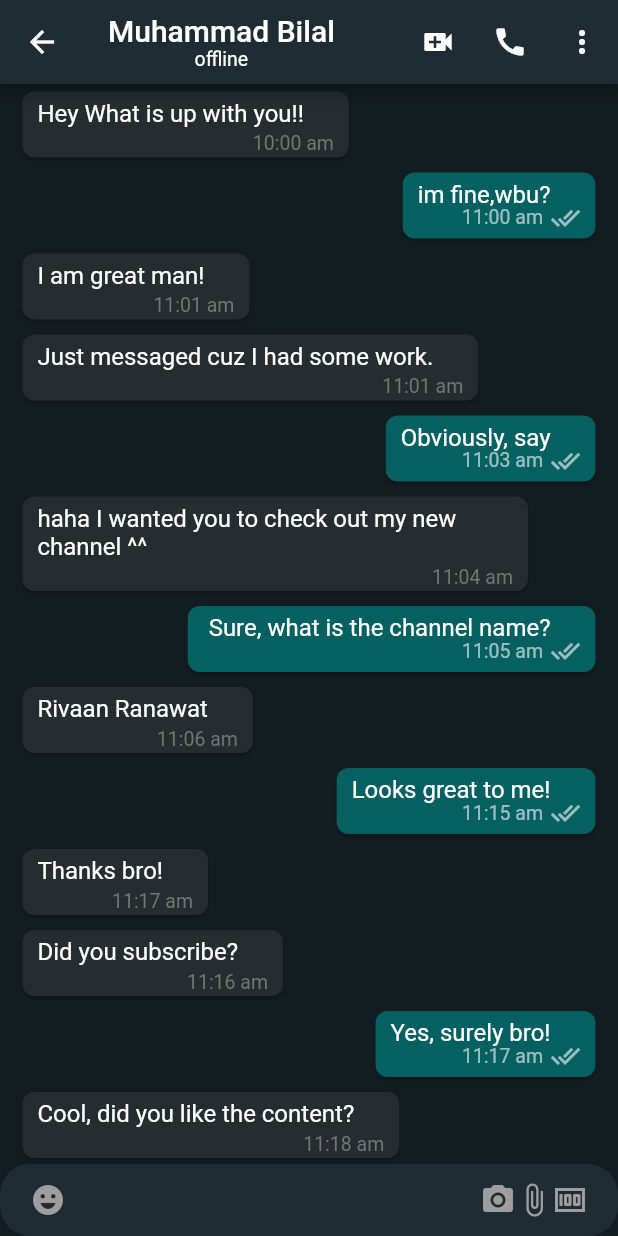
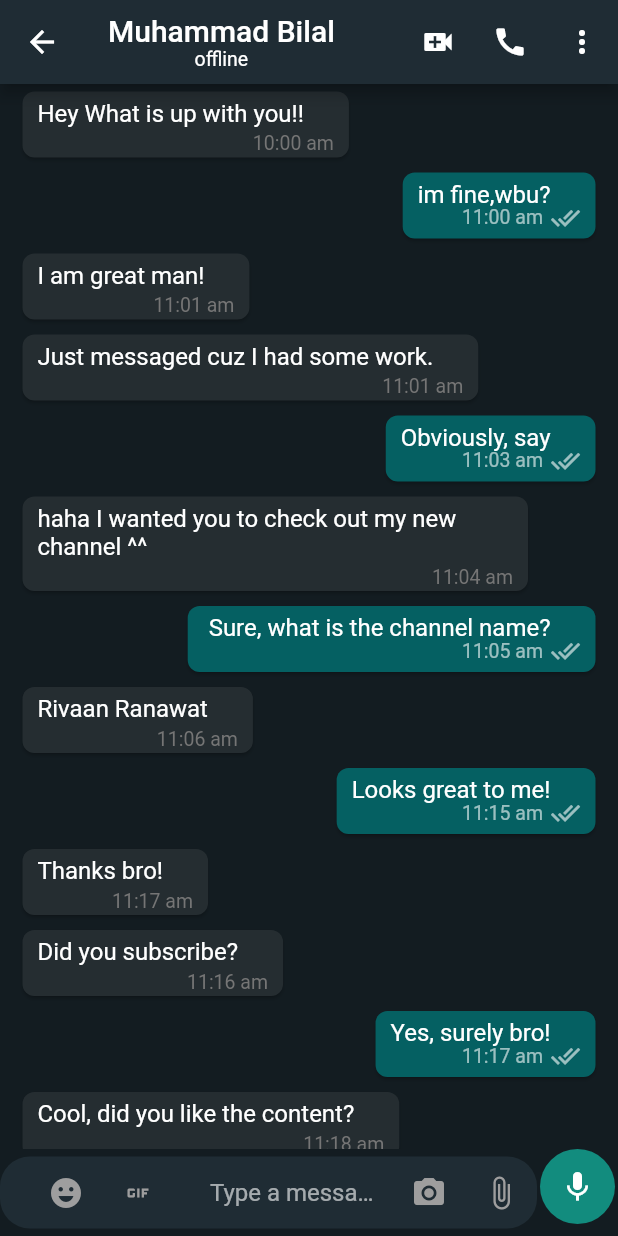
Before and after one commit to bilalpirzada/whatsapp-flutter-firebase, a Flutter app: the MobileChatScreen screen opened directly, on a phone screen of 412 x 824 dp. Run offline on Flutter 3.47's test engine with Material 2 defaults, Android fonts, the phone set to English and light mode, and no system bars; our stand-ins replace cloud_firestore, country_picker, firebase_auth, firebase_core, firebase_storage, flutter_contacts and 2 more; accounts and stored records are empty.

Commit message:
modified bottom chat/text field

```diff
--- a/lib/screens/mobile_chat_screen.dart
+++ b/lib/features/chat/screens/mobile_chat_screen.dart
@@ -5,8 +5,9 @@ import 'package:whatsapp_ui/features/auth/controller/auth_controller.dart';
 import 'package:whatsapp_ui/info.dart';
 import 'package:whatsapp_ui/widgets/chat_list.dart';
 
-import '../common/Loader.dart';
-import '../models/user_model.dart';
+import '../../../common/Loader.dart';
+import '../../../models/user_model.dart';
+import '../widgets/bottom_chat_field.dart';
 
 class MobileChatScreen extends ConsumerWidget {
   static const String routeName = '/mobile-chat-screen';
@@ -32,7 +33,7 @@ class MobileChatScreen extends ConsumerWidget {
                     children: [
                       Text(name),
                       Text(
-                        snapshot.data!.isOnline ? 'online' : 'offline',
+                        snapshot.data !.isOnline ? 'online' : 'offline',
                         style: const TextStyle(
                           fontSize: 13,
                           fontWeight: FontWeight.normal,
@@ -62,48 +63,7 @@ class MobileChatScreen extends ConsumerWidget {
           const Expanded(
             child: ChatList(),
           ),
-          TextField(
-            decoration: InputDecoration(
-              filled: true,
-              fillColor: mobileChatBoxColor,
-              prefixIcon: const Padding(
-                padding: EdgeInsets.symmetric(horizontal: 20.0),
-                child: Icon(
-                  Icons.emoji_emotions,
-                  color: Colors.grey,
-                ),
-              ),
-              suffixIcon: Padding(
-                padding: const EdgeInsets.symmetric(horizontal: 20.0),
-                child: Row(
-                  mainAxisAlignment: MainAxisAlignment.end,
-                  children: const [
-                    Icon(
-                      Icons.camera_alt,
-                      color: Colors.grey,
-                    ),
-                    Icon(
-                      Icons.attach_file,
-                      color: Colors.grey,
-                    ),
-                    Icon(
-                      Icons.money,
-                      color: Colors.grey,
-                    ),
-                  ],
-                ),
-              ),
-              hintText: 'Type a message!',
-              border: OutlineInputBorder(
-                borderRadius: BorderRadius.circular(20.0),
-                borderSide: const BorderSide(
-                  width: 0,
-                  style: BorderStyle.none,
-                ),
-              ),
-              contentPadding: const EdgeInsets.all(10),
-            ),
-          ),
+          BottomChatField(),
         ],
       ),
     );
--- /dev/null
+++ b/lib/features/chat/widgets/bottom_chat_field.dart
@@ -0,0 +1,107 @@
+import 'package:flutter/material.dart';
+import 'package:whatsapp_ui/colors.dart';
+
+class BottomChatField extends StatefulWidget {
+  const BottomChatField({
+    Key? key,
+  }) : super(key: key);
+
+  @override
+  State<BottomChatField> createState() => _BottomChatFieldState();
+}
+
+class _BottomChatFieldState extends State<BottomChatField> {
+  bool isShowSendButton = false;
+
+  @override
+  Widget build(BuildContext context) {
+    return Row(
+      children: [
+        Expanded(
+          child: TextFormField(
+            onChanged: (val) {
+              if (val.isNotEmpty) {
+                setState(() {
+                  isShowSendButton = true;
+                });
+              } else {
+                setState(() {
+                  isShowSendButton = false;
+                });
+              }
+            },
+            decoration: InputDecoration(
+              filled: true,
+              fillColor: mobileChatBoxColor,
+              prefixIcon: Padding(
+                padding: const EdgeInsets.symmetric(horizontal: 20.0),
+                child: SizedBox(
+                  width: 100,
+                  child: Row(
+                    children: [
+                      IconButton(
+                        onPressed: () {},
+                        icon: const Icon(
+                          Icons.emoji_emotions,
+                          color: Colors.grey,
+                        ),
+                      ),
+                      IconButton(
+                        onPressed: () {},
+                        icon: const Icon(
+                          Icons.gif,
+                          color: Colors.grey,
+                        ),
+                      ),
+                    ],
+                  ),
+                ),
+              ),
+              suffixIcon: SizedBox(
+                width: 100,
+                child: Row(
+                  mainAxisAlignment: MainAxisAlignment.end,
+                  children: [
+                    IconButton(
+                      onPressed: () {},
+                      icon: Icon(
+                        Icons.camera_alt,
+                        color: Colors.grey,
+                      ),
+                    ),
+                    IconButton(
+                      onPressed: () {},
+                      icon: Icon(
+                        Icons.attach_file,
+                        color: Colors.grey,
+                      ),
+                    )
+                  ],
+                ),
+              ),
+              hintText: 'Type a message!',
+              border: OutlineInputBorder(
+                borderRadius: BorderRadius.circular(20.0),
+                borderSide: const BorderSide(
+                  width: 0,
+                  style: BorderStyle.none,
+                ),
+              ),
+              contentPadding: const EdgeInsets.all(10),
+            ),
+          ),
+        ),
+        Padding(
+          padding: const EdgeInsets.only(bottom: 8, right: 2, left: 2),
+          child: CircleAvatar(
+              backgroundColor: const Color(0xFF128C7E),
+              radius: 25,
+              child: Icon(
+                isShowSendButton ? Icons.send : Icons.mic,
+                color: Colors.white,
+              )),
+        ),
+      ],
+    );
+  }
+}
--- a/lib/features/select_contacts/repository/select_contact_repository.dart
+++ b/lib/features/select_contacts/repository/select_contact_repository.dart
@@ -8,7 +8,7 @@ import 'package:flutter_contacts/flutter_contacts.dart';
 import 'package:flutter_riverpod/flutter_riverpod.dart';
 import 'package:whatsapp_ui/common/utils/utils.dart';
 import 'package:whatsapp_ui/models/user_model.dart';
-import 'package:whatsapp_ui/screens/mobile_chat_screen.dart';
+import 'package:whatsapp_ui/features/chat/screens/mobile_chat_screen.dart';
 
 //providing repository
 final selectContactrepositoryProvider =
--- a/lib/router.dart
+++ b/lib/router.dart
@@ -4,7 +4,7 @@ import 'package:whatsapp_ui/features/auth/screens/login_screen.dart';
 import 'package:whatsapp_ui/features/auth/screens/otp_screen.dart';
 import 'package:whatsapp_ui/features/auth/screens/user_information_screen.dart';
 import 'package:whatsapp_ui/features/select_contacts/screens/select_contacts_screen.dart';
-import 'package:whatsapp_ui/screens/mobile_chat_screen.dart';
+import 'package:whatsapp_ui/features/chat/screens/mobile_chat_screen.dart';
 
 Route<dynamic> generateRoute(RouteSettings settings) {
   switch (settings.name) {
--- a/lib/widgets/contacts_list.dart
+++ b/lib/widgets/contacts_list.dart
@@ -1,7 +1,7 @@
 import 'package:flutter/material.dart';
 import 'package:whatsapp_ui/colors.dart';
 import 'package:whatsapp_ui/info.dart';
-import 'package:whatsapp_ui/screens/mobile_chat_screen.dart';
+import 'package:whatsapp_ui/features/chat/screens/mobile_chat_screen.dart';
 
 class ContactsList extends StatelessWidget {
   const ContactsList({Key? key}) : super(key: key);
```
